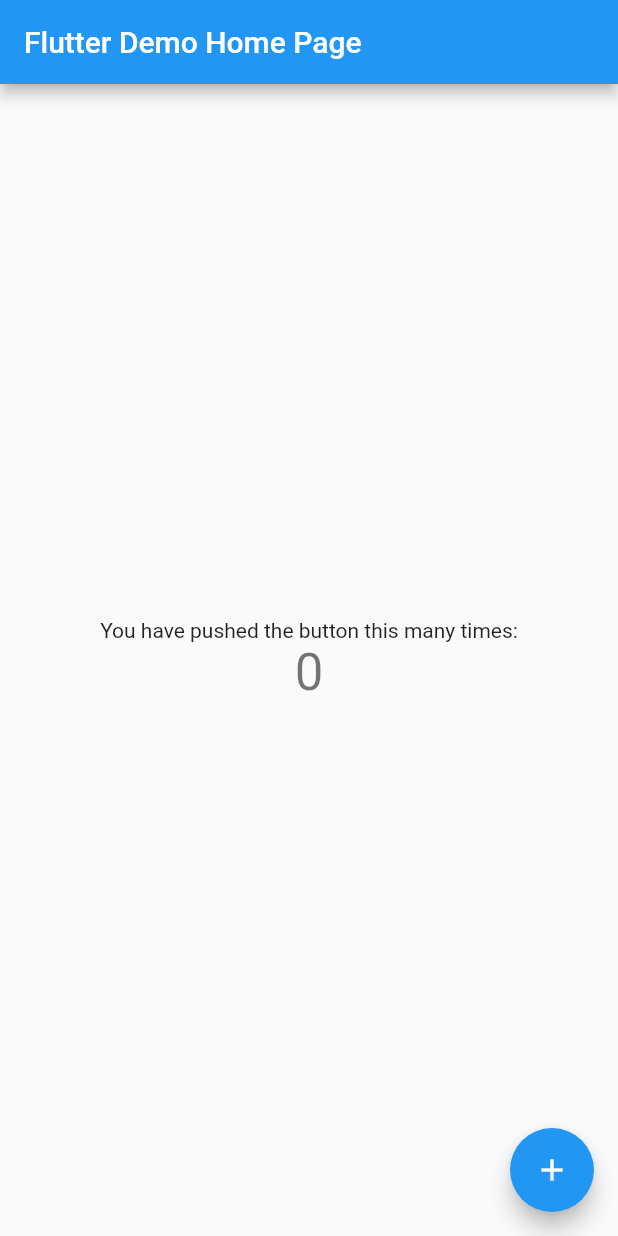
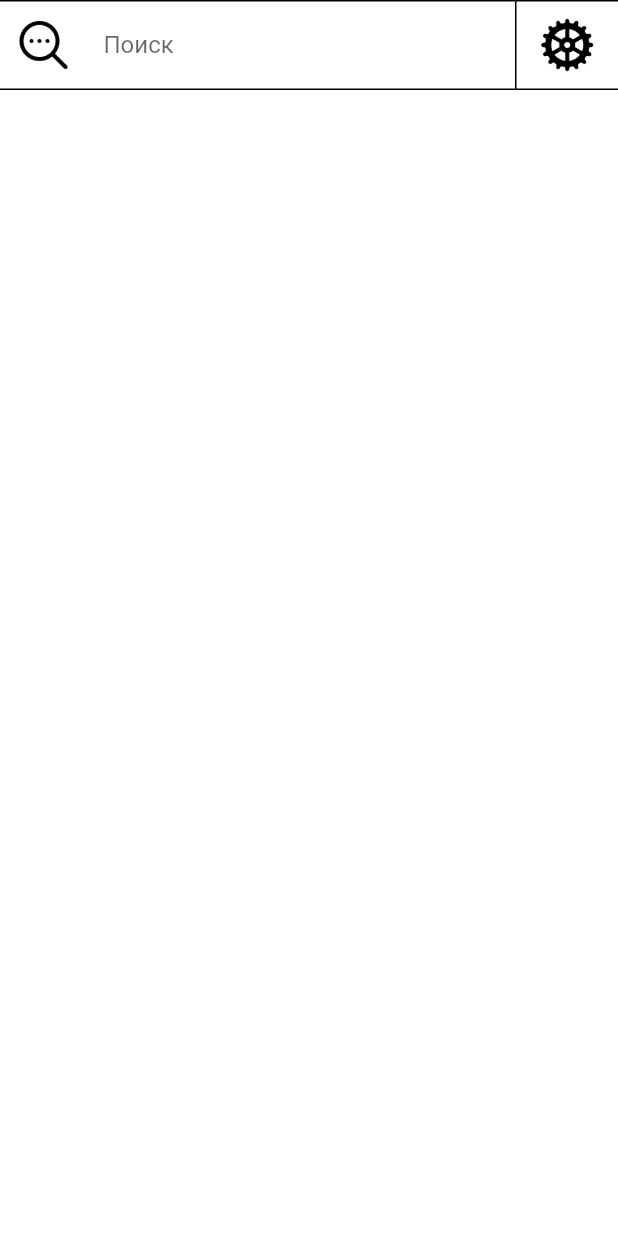
Before and after one commit to ShmerlingMax/EnergyDrink, a Flutter app: the screen it shows after launch, on a phone screen of 412 x 824 dp. Run offline on Flutter 3.47's test engine with Material 2 defaults, Android fonts, the phone set to English and light mode, and no system bars.

Commit message:
Make the AppBar of the app's main screen

```diff
--- a/energy_drink/lib/domain/models/shop_model/shop_model.dart
+++ b/energy_drink/lib/domain/models/shop_model/shop_model.dart
@@ -2,7 +2,7 @@
 
 import 'package:flutter/material.dart';
 import 'package:json_annotation/json_annotation.dart';
-import 'package:energy_drink/domain/models/energy_drink_model/energy_drink_model.dart';
+import '../energy_drink_model/energy_drink_model.dart';
 
 part 'shop_model.g.dart';
 
--- a/energy_drink/lib/main.dart
+++ b/energy_drink/lib/main.dart
@@ -1,3 +1,4 @@
+import 'package:energy_drink/presentation/main_screen/main_screen.dart';
 import 'package:flutter/material.dart';
 
 void main() {
@@ -7,109 +8,19 @@
 class MyApp extends StatelessWidget {
   const MyApp({Key? key}) : super(key: key);
 
-  // This widget is the root of your application.
   @override
   Widget build(BuildContext context) {
     return MaterialApp(
-      title: 'Flutter Demo',
+      title: 'Энергосы',
       theme: ThemeData(
-        // This is the theme of your application.
-        //
-        // Try running your application with "flutter run". You'll see the
-        // application has a blue toolbar. Then, without quitting the app, try
-        // changing the primarySwatch below to Colors.green and then invoke
-        // "hot reload" (press "r" in the console where you ran "flutter run",
-        // or simply save your changes to "hot reload" in a Flutter IDE).
-        // Notice that the counter didn't reset back to zero; the application
-        // is not restarted.
-        primarySwatch: Colors.blue,
+        scaffoldBackgroundColor: Colors.white,
+        backgroundColor: Colors.white,
+        appBarTheme: const AppBarTheme(
+          color: Colors.white,
+          elevation: 0,
+        ),
       ),
-      home: const MyHomePage(title: 'Flutter Demo Home Page'),
+      home: const MainScreen(),
     );
   }
 }
-
-class MyHomePage extends StatefulWidget {
-  const MyHomePage({Key? key, required this.title}) : super(key: key);
-
-  // This widget is the home page of your application. It is stateful, meaning
-  // that it has a State object (defined below) that contains fields that affect
-  // how it looks.
-
-  // This class is the configuration for the state. It holds the values (in this
-  // case the title) provided by the parent (in this case the App widget) and
-  // used by the build method of the State. Fields in a Widget subclass are
-  // always marked "final".
-
-  final String title;
-
-  @override
-  State<MyHomePage> createState() => _MyHomePageState();
-}
-
-class _MyHomePageState extends State<MyHomePage> {
-  int _counter = 0;
-
-  void _incrementCounter() {
-    setState(() {
-      // This call to setState tells the Flutter framework that something has
-      // changed in this State, which causes it to rerun the build method below
-      // so that the display can reflect the updated values. If we changed
-      // _counter without calling setState(), then the build method would not be
-      // called again, and so nothing would appear to happen.
-      _counter++;
-    });
-  }
-
-  @override
-  Widget build(BuildContext context) {
-    // This method is rerun every time setState is called, for instance as done
-    // by the _incrementCounter method above.
-    //
-    // The Flutter framework has been optimized to make rerunning build methods
-    // fast, so that you can just rebuild anything that needs updating rather
-    // than having to individually change instances of widgets.
-    return Scaffold(
-      appBar: AppBar(
-        // Here we take the value from the MyHomePage object that was created by
-        // the App.build method, and use it to set our appbar title.
-        title: Text(widget.title),
-      ),
-      body: Center(
-        // Center is a layout widget. It takes a single child and positions it
-        // in the middle of the parent.
-        child: Column(
-          // Column is also a layout widget. It takes a list of children and
-          // arranges them vertically. By default, it sizes itself to fit its
-          // children horizontally, and tries to be as tall as its parent.
-          //
-          // Invoke "debug painting" (press "p" in the console, choose the
-          // "Toggle Debug Paint" action from the Flutter Inspector in Android
-          // Studio, or the "Toggle Debug Paint" command in Visual Studio Code)
-          // to see the wireframe for each widget.
-          //
-          // Column has various properties to control how it sizes itself and
-          // how it positions its children. Here we use mainAxisAlignment to
-          // center the children vertically; the main axis here is the vertical
-          // axis because Columns are vertical (the cross axis would be
-          // horizontal).
-          mainAxisAlignment: MainAxisAlignment.center,
-          children: <Widget>[
-            const Text(
-              'You have pushed the button this many times:',
-            ),
-            Text(
-              '$_counter',
-              style: Theme.of(context).textTheme.headline4,
-            ),
-          ],
-        ),
-      ),
-      floatingActionButton: FloatingActionButton(
-        onPressed: _incrementCounter,
-        tooltip: 'Increment',
-        child: const Icon(Icons.add),
-      ), // This trailing comma makes auto-formatting nicer for build methods.
-    );
-  }
-}
--- /dev/null
+++ b/energy_drink/lib/presentation/main_screen/main_screen.dart
@@ -0,0 +1,23 @@
+import 'package:flutter/material.dart';
+
+import 'widgets/app_bar.dart';
+
+class MainScreen extends StatelessWidget {
+  const MainScreen({Key? key}) : super(key: key);
+
+  @override
+  Widget build(BuildContext context) {
+    return GestureDetector(
+      onTap: () => FocusManager.instance.primaryFocus?.unfocus(),
+      child: Scaffold(
+        body: SafeArea(
+          child: Column(
+            children: const [
+              MainAppBar(),
+            ],
+          ),
+        ),
+      ),
+    );
+  }
+}
--- /dev/null
+++ b/energy_drink/lib/presentation/main_screen/widgets/app_bar.dart
@@ -0,0 +1,72 @@
+import 'package:flutter/material.dart';
+
+class MainAppBar extends StatelessWidget with PreferredSizeWidget {
+  const MainAppBar({Key? key}) : super(key: key);
+
+  @override
+  Widget build(BuildContext context) {
+    return Row(
+      children: [
+        Flexible(
+          flex: 10,
+          child: Container(
+            height: 60,
+            decoration: const BoxDecoration(
+              border: Border.symmetric(
+                horizontal: BorderSide(
+                  color: Colors.black,
+                  width: 1.0,
+                ),
+              ),
+            ),
+            child: Row(
+              children: [
+                const SizedBox(width: 9),
+                Image.asset(
+                  'assets/search.png',
+                  height: 40,
+                  width: 40,
+                ),
+                const SizedBox(width: 20),
+                Expanded(
+                  child: TextFormField(
+                    decoration: const InputDecoration(
+                      hintText: 'Поиск',
+                      border: InputBorder.none,
+                    ),
+                  ),
+                )
+              ],
+            ),
+          ),
+        ),
+        Flexible(
+          flex: 2,
+          child: GestureDetector(
+            onTap: () {},
+            child: Container(
+              height: 60,
+              decoration: const BoxDecoration(
+                border: Border(
+                  left: BorderSide(color: Colors.black, width: 1),
+                  top: BorderSide(color: Colors.black, width: 1),
+                  bottom: BorderSide(color: Colors.black, width: 1),
+                ),
+              ),
+              child: Center(
+                child: Image.asset(
+                  'assets/settings.png',
+                  height: 40,
+                  width: 40,
+                ),
+              ),
+            ),
+          ),
+        ),
+      ],
+    );
+  }
+
+  @override
+  Size get preferredSize => const Size.fromHeight(kToolbarHeight);
+}
--- a/energy_drink/pubspec.yaml
+++ b/energy_drink/pubspec.yaml
@@ -25,5 +25,7 @@
   json_serializable: ^6.5.4
 
 flutter:
-
   uses-material-design: true
+  generate: true
+  assets:
+    - assets/
```
Also changed, not shown: energy_drink/assets/search.png (added), energy_drink/assets/settings.png (added).
